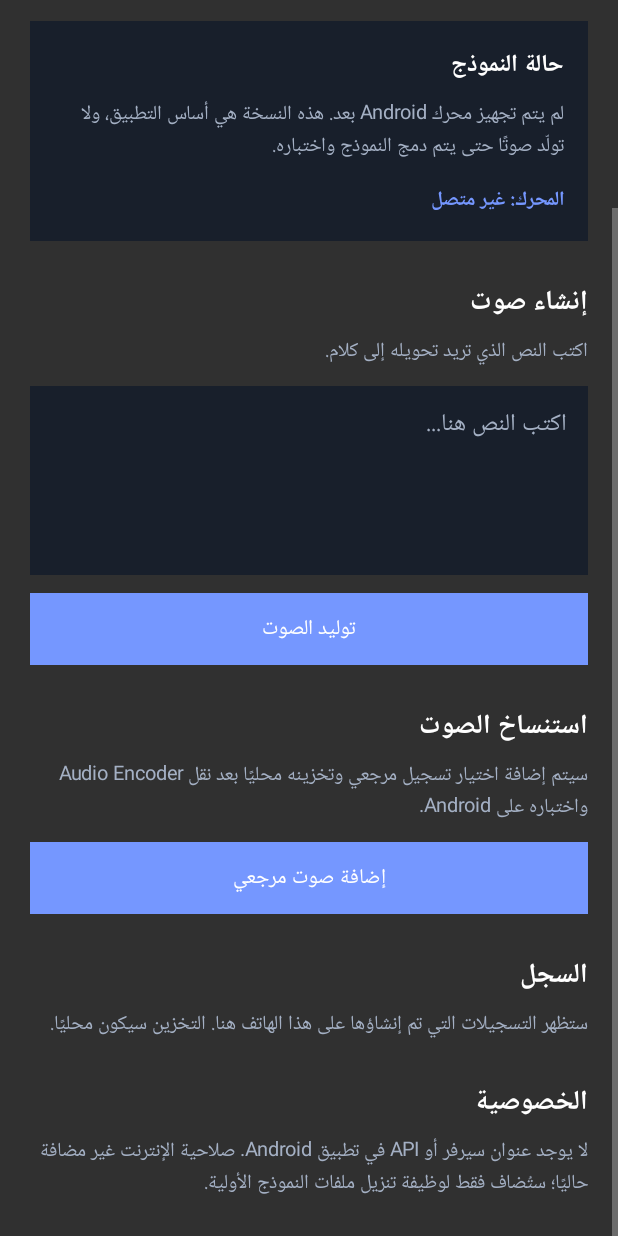
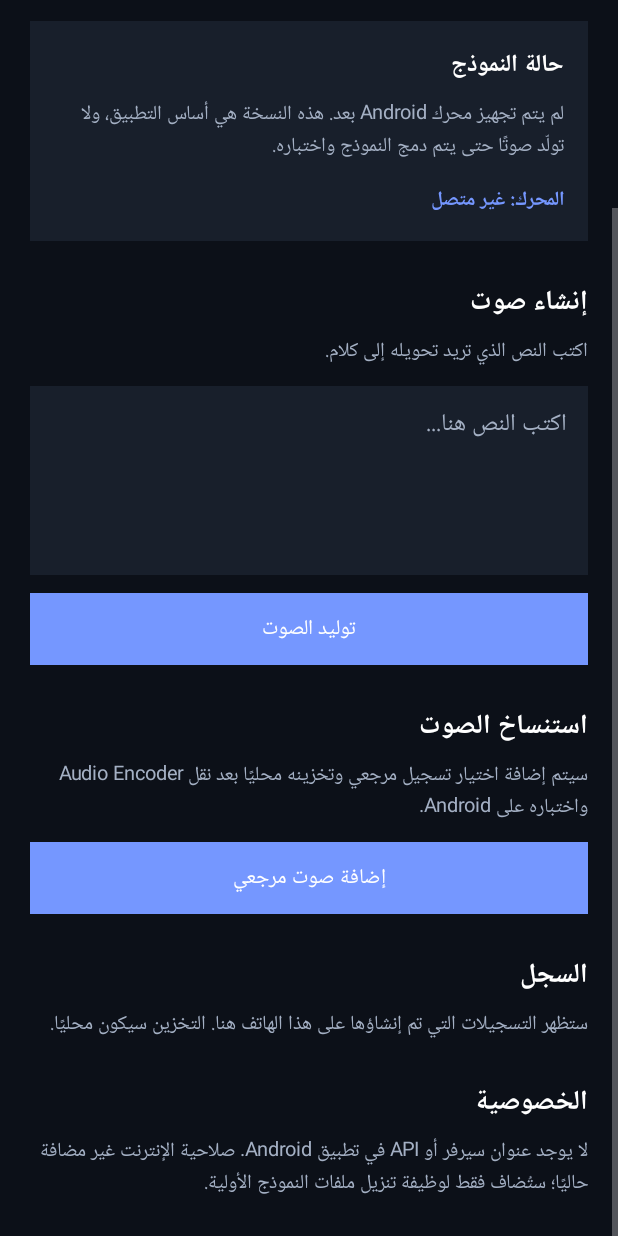
Before and after one commit to hennawy55/talker, an Android app: the screen it shows after launch (MainActivity), scrolled down 166 dp, on a phone screen of 412 x 824 dp. Run offline under Robolectric (Android 15) with nearby library versions, the phone set to English and light mode, and no system bars.

Commit message:
Fix Android background color variable shadowing

```diff
--- a/android/app/src/main/java/com/talker/offline/MainActivity.kt
+++ b/android/app/src/main/java/com/talker/offline/MainActivity.kt
@@ -11,21 +11,21 @@ import android.widget.ScrollView
 import android.widget.TextView
 
 class MainActivity : Activity() {
-    private val background = Color.rgb(12, 16, 24)
+    private val bgColor = Color.rgb(12, 16, 24)
     private val surface = Color.rgb(24, 31, 43)
     private val primary = Color.rgb(117, 151, 255)
     private val muted = Color.rgb(164, 176, 196)
 
     override fun onCreate(savedInstanceState: Bundle?) {
         super.onCreate(savedInstanceState)
-        window.statusBarColor = background
-        window.navigationBarColor = background
+        window.statusBarColor = bgColor
+        window.navigationBarColor = bgColor
         window.decorView.systemUiVisibility = 0
 
         val content = LinearLayout(this).apply {
             orientation = LinearLayout.VERTICAL
             setPadding(dp(20), dp(24), dp(20), dp(24))
-            setBackgroundColor(background)
+            setBackgroundColor(bgColor)
         }
 
         val scroll = ScrollView(this).apply {
```
